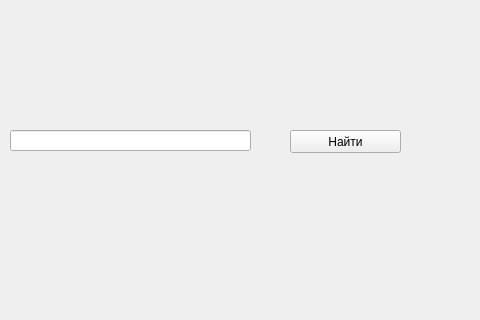
Before: the Qt Designer form UIProjectMapsAPI.ui in DmitrySuslov/ProjectMapsAPI, drawn with Qt 5; both pictures show x 0 to 480 and y 280 to 600 of the 750 by 600 pixel window.
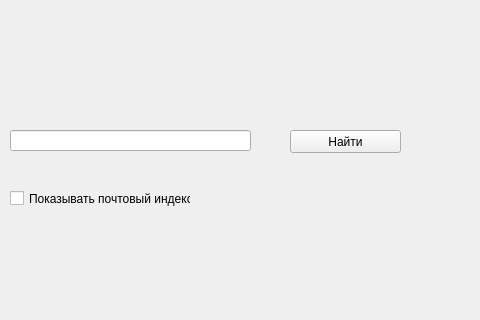
After: the same form once the commit is applied.

Commit message: Изменён ui

```diff
--- a/UIProjectMapsAPI.ui
+++ b/UIProjectMapsAPI.ui
@@ -103,6 +103,19 @@
      <string>Найти</string>
     </property>
    </widget>
+   <widget class="QCheckBox" name="checkBox">
+    <property name="geometry">
+     <rect>
+      <x>10</x>
+      <y>470</y>
+      <width>181</width>
+      <height>17</height>
+     </rect>
+    </property>
+    <property name="text">
+     <string>Показывать почтовый индекс</string>
+    </property>
+   </widget>
   </widget>
   <widget class="QMenuBar" name="menubar">
    <property name="geometry">
```
